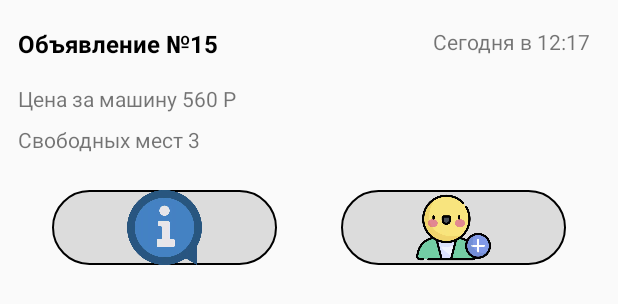
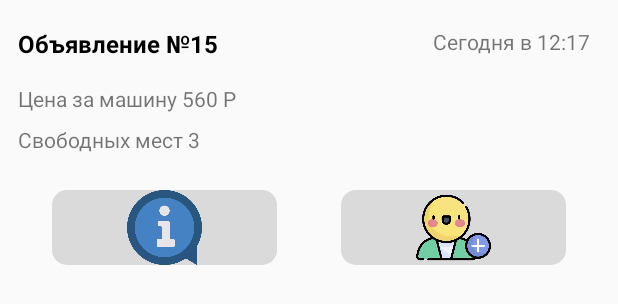
Before and after one commit to vk-education/BLDJ, an Android app: the layout ads_view_holder.xml on its own in the app's theme, with its tools: preview values and no code run, on a phone screen of 412 x 824 dp. Shown: the top 304 px of the screen. Run offline under Robolectric (Android 15) with nearby library versions, the phone set to English and light mode, and no system bars.

Commit message:
delete colors in themes.xml; Manifest changes

```diff
--- a/app/src/main/res/drawable/button_corners.xml
+++ b/app/src/main/res/drawable/button_corners.xml
@@ -2,7 +2,7 @@
 <shape xmlns:android="http://schemas.android.com/apk/res/android"
         android:shape="rectangle">
     <corners android:radius="100dp" />
-    <solid android:color="#DCDCDC" />
+    <solid android:color="#FFFFFF" />
     <stroke
             android:color="@color/black"
             android:width="1dp" />
--- a/app/src/main/res/layout/ads_view_holder.xml
+++ b/app/src/main/res/layout/ads_view_holder.xml
@@ -63,13 +63,12 @@
             android:scaleType="fitCenter"
             app:layout_constraintStart_toStartOf="parent"
             android:layout_marginEnd="8dp"
-            android:background="@drawable/button_corners"
+            android:background="@drawable/components_gray"
             app:layout_constraintTop_toBottomOf="@id/ad_place"
             app:layout_constraintEnd_toStartOf="@id/ad_betraveler_btn"
             app:layout_constraintBottom_toBottomOf="parent" />
 
     <ImageButton
-
             android:layout_marginTop="24dp"
             android:id="@+id/ad_betraveler_btn"
             android:layout_height="50dp"
@@ -77,7 +76,7 @@
             android:layout_marginBottom="5dp"
             android:src="@drawable/add_user"
             android:scaleType="fitCenter"
-            android:background="@drawable/button_corners"
+            android:background="@drawable/components_gray"
             android:drawableLeft="@drawable/add_user"
             app:layout_constraintTop_toBottomOf="@id/ad_place"
             app:layout_constraintStart_toEndOf="@id/ad_info_btn"
--- a/app/src/main/res/layout/fragment_bottom_sheet_create.xml
+++ b/app/src/main/res/layout/fragment_bottom_sheet_create.xml
@@ -4,7 +4,6 @@
         xmlns:app="http://schemas.android.com/apk/res-auto"
         android:orientation="vertical"
         android:id="@+id/create_bottom_sheet"
-        style="@style/AppBottomSheetDialogTheme"
         android:background="@drawable/components_bottom_sheet"
         android:layout_height="match_parent"
         android:layout_width="match_parent"
--- a/app/src/main/res/layout/login_layout.xml
+++ b/app/src/main/res/layout/login_layout.xml
@@ -33,6 +33,7 @@
             android:text="Далее"
             android:paddingStart="90dp"
             android:paddingEnd="90dp"
+            android:textAllCaps="false"
             android:padding="10dp"
             android:textSize="24sp"
             android:layout_marginBottom="100dp"
--- a/app/src/main/res/values-night/themes.xml
+++ /dev/null
@@ -1,16 +0,0 @@
-<resources xmlns:tools="http://schemas.android.com/tools">
-    <!-- Base application theme. -->
-    <style name="Theme.EmptyAct" parent="Theme.MaterialComponents.DayNight.DarkActionBar">
-        <!-- Primary brand color. -->
-        <item name="colorPrimary">@color/purple_200</item>
-        <item name="colorPrimaryVariant">@color/purple_700</item>
-        <item name="colorOnPrimary">@color/black</item>
-        <!-- Secondary brand color. -->
-        <item name="colorSecondary">@color/teal_200</item>
-        <item name="colorSecondaryVariant">@color/teal_200</item>
-        <item name="colorOnSecondary">@color/black</item>
-        <!-- Status bar color. -->
-        <item name="android:statusBarColor" tools:targetApi="l">?attr/colorPrimaryVariant</item>
-        <!-- Customize your theme here. -->
-    </style>
-</resources>
--- a/app/src/main/res/values/themes.xml
+++ b/app/src/main/res/values/themes.xml
@@ -1,7 +1,7 @@
 <resources xmlns:tools="http://schemas.android.com/tools">
     <!-- Base application theme. -->
-    <style name="Theme.EmptyAct" parent="Theme.Design.Light.NoActionBar">
-
+    <style name="Theme.EmptyAct" parent="Theme.AppCompat.DayNight.NoActionBar">
+        <item name="bottomSheetDialogTheme">@style/AppBottomSheetDialogTheme</item>
     </style>
 
     <style name="AppBottomSheetDialogTheme" parent="Theme.Design.Light.BottomSheetDialog">
```
